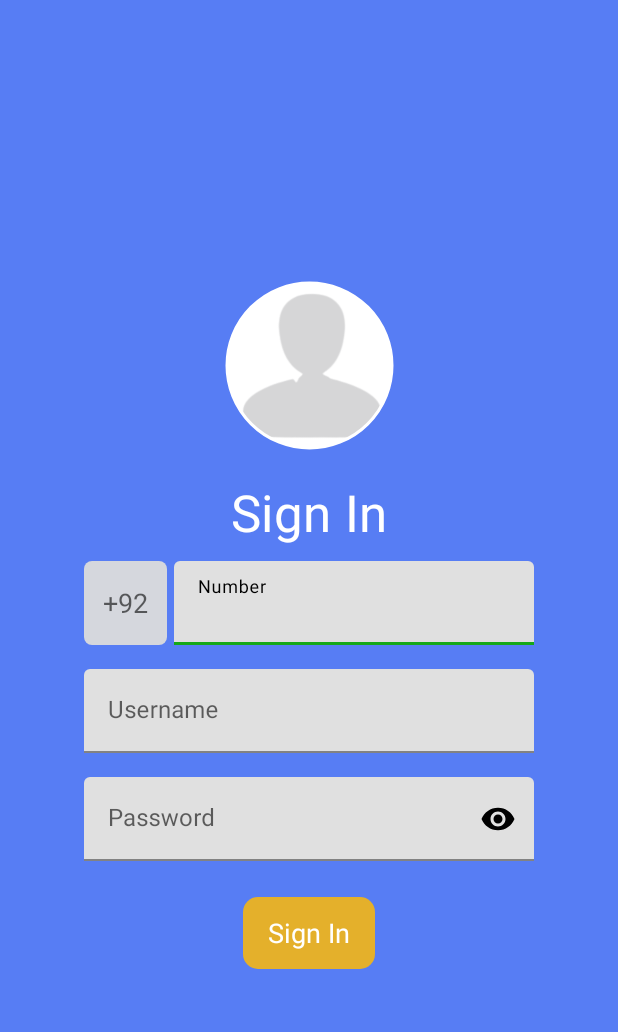
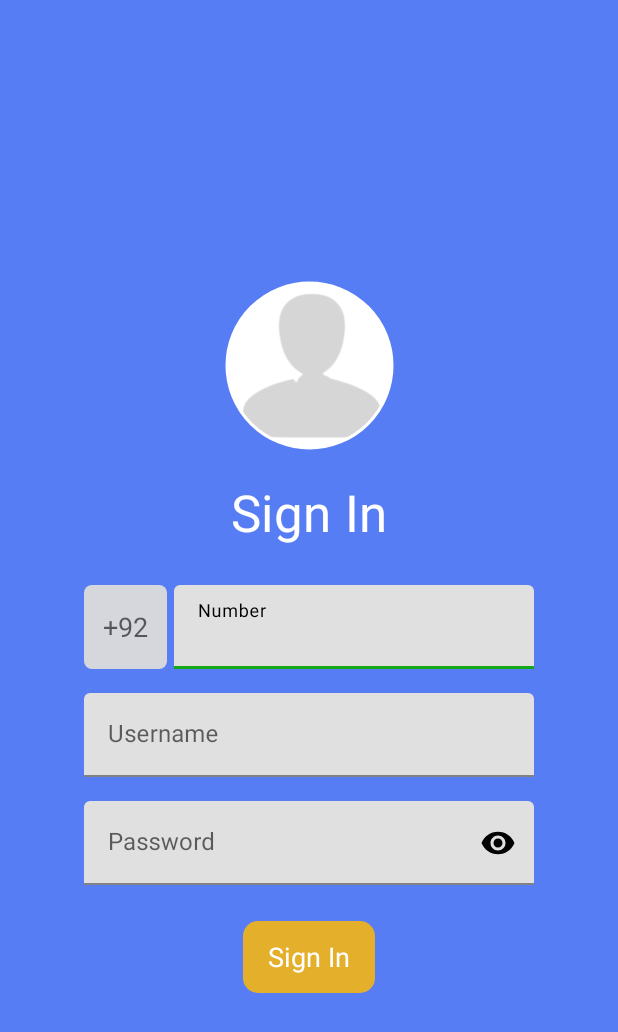
Before and after one commit to AtharAbbasBaig/TaskGroceryApp, an Android app: the screen it shows after launch (UserSignInActivity), on a phone screen of 412 x 824 dp. Shown: the top 1032 px of the screen. Run offline under Robolectric (Android 15) with nearby library versions, the phone set to English and light mode, and no system bars; our stand-ins replace data binding.

Commit message:
ui changes

```diff
--- a/app/src/main/res/layout/activity_phone_number_verification.xml
+++ b/app/src/main/res/layout/activity_phone_number_verification.xml
@@ -26,7 +26,7 @@
                 style="@style/TextAppearance.MaterialComponents.Headline4"
                 android:layout_width="wrap_content"
                 android:layout_height="wrap_content"
-                android:layout_margin="16dp"
+                android:padding="16dp"
                 android:text="@string/enter_otp"
                 android:textColor="@color/white"
                 app:layout_constraintEnd_toEndOf="parent"
--- a/app/src/main/res/layout/activity_user_sign_in.xml
+++ b/app/src/main/res/layout/activity_user_sign_in.xml
@@ -1,7 +1,6 @@
 <?xml version="1.0" encoding="utf-8"?>
 <layout xmlns:android="http://schemas.android.com/apk/res/android"
-    xmlns:app="http://schemas.android.com/apk/res-auto"
-    xmlns:tools="http://schemas.android.com/tools">
+    xmlns:app="http://schemas.android.com/apk/res-auto">
 
     <data>
 
@@ -23,8 +22,8 @@
                 android:id="@+id/constraintLayout5"
                 android:layout_width="match_parent"
                 android:layout_height="wrap_content"
-                app:layout_constraintTop_toTopOf="parent"
-                tools:layout_editor_absoluteX="-129dp">
+                android:padding="16dp"
+                app:layout_constraintTop_toTopOf="parent">
 
                 <com.google.android.material.imageview.ShapeableImageView
                     android:id="@+id/shapeableImageView"
@@ -47,9 +46,9 @@
                     style="@style/TextAppearance.MaterialComponents.Headline4"
                     android:layout_width="wrap_content"
                     android:layout_height="wrap_content"
+                    android:layout_marginBottom="16dp"
+                    android:padding="10dp"
                     android:text="@string/sign_in"
-                    android:padding="10dp"
-                    android:layout_marginBottom="16dp"
                     android:textColor="@color/white"
                     app:layout_constraintEnd_toEndOf="parent"
                     app:layout_constraintStart_toStartOf="parent"
--- a/app/src/main/res/layout/grocery_list_item.xml
+++ b/app/src/main/res/layout/grocery_list_item.xml
@@ -17,7 +17,6 @@
             android:layout_marginEnd="12dp"
             android:paddingStart="0dp"
             android:paddingEnd="10dp"
-
             app:layout_constraintBottom_toBottomOf="parent"
             app:layout_constraintStart_toStartOf="parent"
             app:layout_constraintTop_toTopOf="parent">
```
